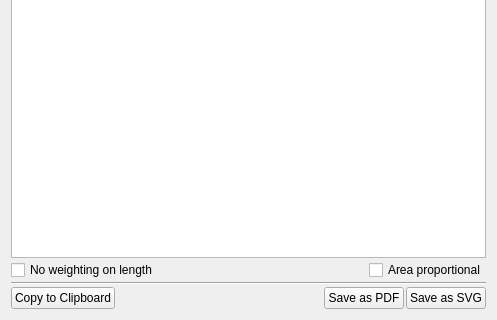
Before: the Qt Designer form linedirectionhistogram_dialog_base.ui in havatv/qgislinedirectionhistogramplugin, drawn with Qt 5; both pictures show x 0 to 497 and y 592 to 912 of the 497 by 912 pixel window.
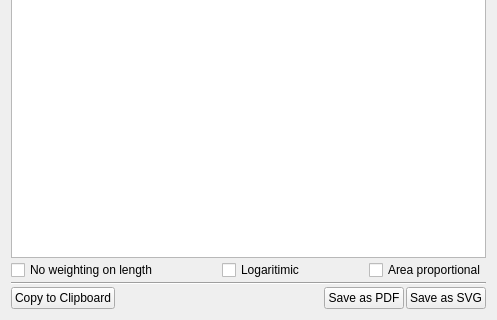
After: the same form once the commit is applied.

Commit message: Fixed CSV issue (#16), add logaritmic option (#17) and update version to 2.3

```diff
--- a/linedirectionhistogram_dialog_base.ui
+++ b/linedirectionhistogram_dialog_base.ui
@@ -516,6 +516,26 @@
          </property>
         </widget>
        </item>
+       <item>
+        <spacer name="horizontalSpacer_9">
+         <property name="orientation">
+          <enum>Qt::Horizontal</enum>
+         </property>
+         <property name="sizeHint" stdset="0">
+          <size>
+           <width>40</width>
+           <height>20</height>
+          </size>
+         </property>
+        </spacer>
+       </item>
+       <item>
+        <widget class="QCheckBox" name="logaritmicCheckBox">
+         <property name="text">
+          <string>Logaritimic</string>
+         </property>
+        </widget>
+       </item>
        <item>
         <spacer name="horizontalSpacer_7">
          <property name="orientation">
```
The commit also changes 8 other files.
